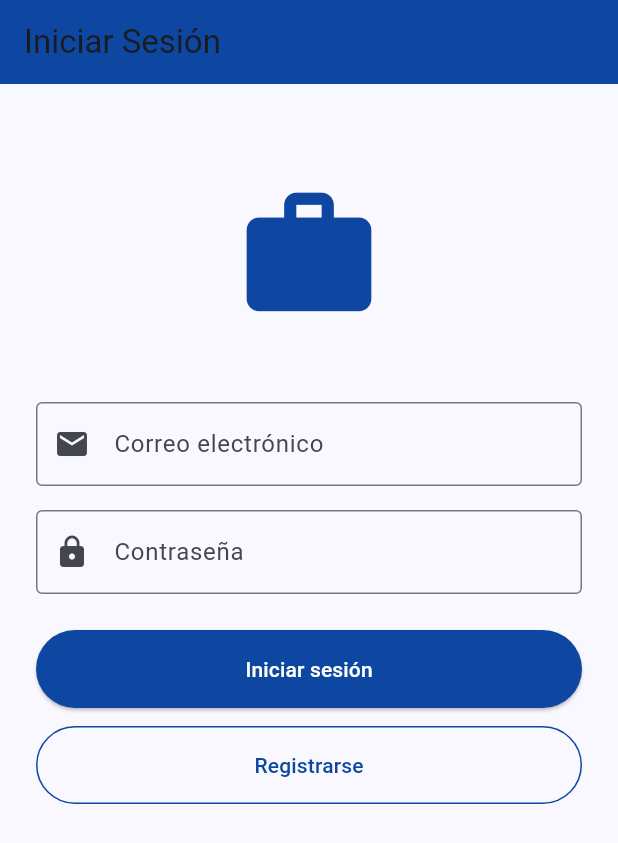
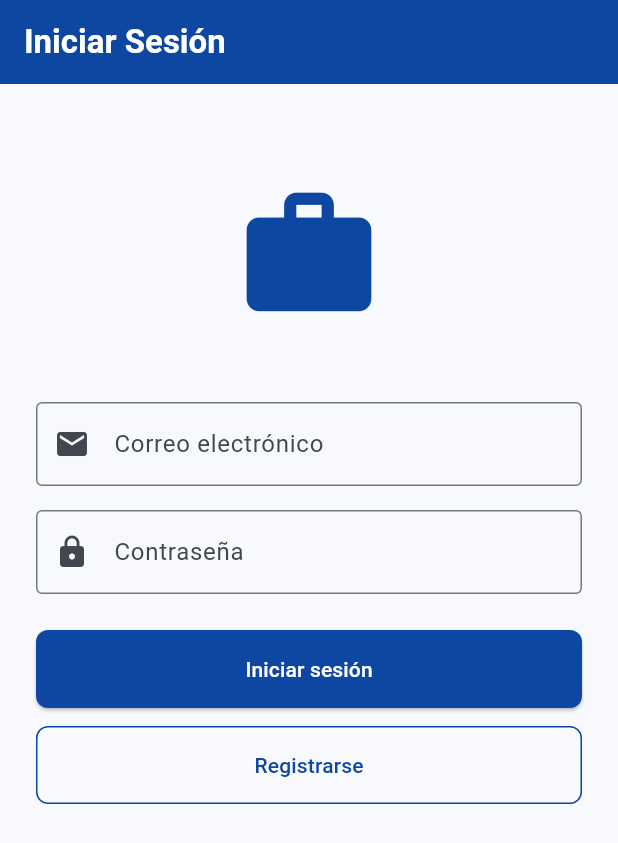
Before and after one commit to Nemsauce/app_profesionales, a Flutter app: the screen it shows after launch, on a phone screen of 412 x 824 dp. Shown: the top 843 px of the screen. Run offline on Flutter 3.47's test engine with Material 3 defaults, Android fonts, the light colour scheme and no system bars; our stand-ins replace cloud_firestore, firebase_auth, firebase_core; accounts and stored records are empty.

Commit message:
Add app theme foundation

```diff
--- /dev/null
+++ b/lib/constants/app_theme.dart
@@ -0,0 +1,61 @@
+import 'package:flutter/material.dart';
+
+class AppTheme {
+  static const Color primaryBlue = Color(0xFF0D47A1);
+  static const Color accentOrange = Color(0xFFFF9800);
+  static const Color background = Color(0xFFF7F9FC);
+  static const Color cardBackground = Colors.white;
+  static const Color successGreen = Color(0xFF2E7D32);
+  static const Color warningOrange = Color(0xFFFFF3E0);
+  static const Color errorRed = Color(0xFFC62828);
+
+  static final ThemeData lightTheme = ThemeData(
+    useMaterial3: true,
+    colorScheme: ColorScheme.fromSeed(
+      seedColor: primaryBlue,
+      primary: primaryBlue,
+      secondary: accentOrange,
+      surface: cardBackground,
+      error: errorRed,
+    ),
+    scaffoldBackgroundColor: background,
+    appBarTheme: const AppBarTheme(
+      backgroundColor: primaryBlue,
+      foregroundColor: Colors.white,
+      elevation: 0,
+    ),
+    elevatedButtonTheme: ElevatedButtonThemeData(
+      style: ElevatedButton.styleFrom(
+        backgroundColor: primaryBlue,
+        foregroundColor: Colors.white,
+        padding: const EdgeInsets.symmetric(vertical: 16),
+        shape: RoundedRectangleBorder(borderRadius: BorderRadius.circular(8)),
+      ),
+    ),
+    outlinedButtonTheme: OutlinedButtonThemeData(
+      style: OutlinedButton.styleFrom(
+        foregroundColor: primaryBlue,
+        side: const BorderSide(color: primaryBlue),
+        padding: const EdgeInsets.symmetric(vertical: 16),
+        shape: RoundedRectangleBorder(borderRadius: BorderRadius.circular(8)),
+      ),
+    ),
+    inputDecorationTheme: InputDecorationTheme(
+      border: OutlineInputBorder(borderRadius: BorderRadius.circular(8)),
+      focusedBorder: OutlineInputBorder(
+        borderRadius: BorderRadius.circular(8),
+        borderSide: const BorderSide(color: primaryBlue, width: 2),
+      ),
+    ),
+    cardTheme: CardThemeData(
+      color: cardBackground,
+      elevation: 1,
+      margin: EdgeInsets.zero,
+      shape: RoundedRectangleBorder(borderRadius: BorderRadius.circular(8)),
+    ),
+    textTheme: const TextTheme(
+      titleLarge: TextStyle(fontWeight: FontWeight.bold),
+      titleMedium: TextStyle(fontWeight: FontWeight.bold),
+    ),
+  );
+}
--- a/lib/main.dart
+++ b/lib/main.dart
@@ -1,5 +1,6 @@
 import 'package:flutter/material.dart';
 import 'package:firebase_core/firebase_core.dart';
+import 'constants/app_theme.dart';
 import 'firebase_options.dart';
 import 'screens/auth_wrapper.dart';
 
@@ -16,14 +17,7 @@ class OficiosColombiaApp extends StatelessWidget {
   Widget build(BuildContext context) {
     return MaterialApp(
       title: 'Oficios Colombia',
-      theme: ThemeData(
-        // Dark blue primary, orange accent
-        primarySwatch: Colors.indigo,
-        colorScheme: ColorScheme.fromSeed(
-          seedColor: const Color(0xFF0D47A1), // dark blue
-          secondary: const Color(0xFFFF9800), // orange
-        ),
-      ),
+      theme: AppTheme.lightTheme,
       home: const AuthWrapper(),
     );
   }
```
